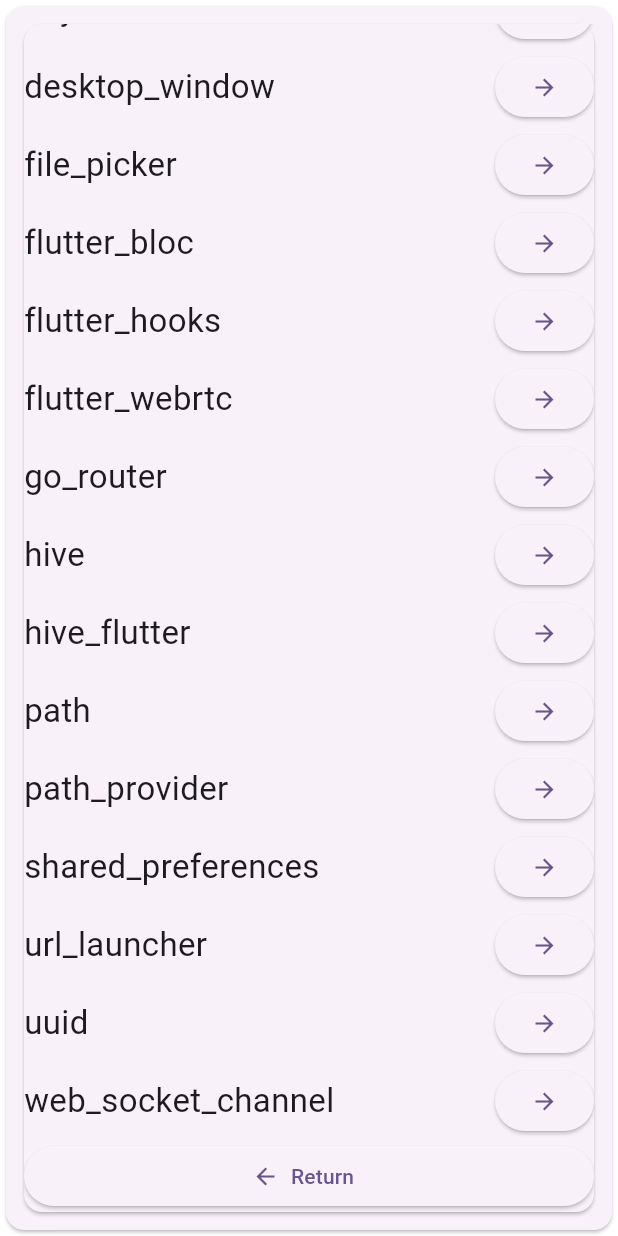
After one commit to Metal666-NAU/data_yeeter_flutter, a Flutter app: the CreditsPage screen opened by its route, scrolled down 248 dp, after a tap on the "arrow forward" icon, on a phone screen of 412 x 824 dp. The commit adds this screen. Run offline on Flutter 3.47's test engine with Material 2 defaults, Android fonts, the light colour scheme and no system bars; our stand-ins replace file_picker, flutter_bloc, flutter_hooks, go_router, hive, hive_flutter and 1 more; missing offline and left inert: desktop_window, flutter_webrtc; accounts and stored records are empty.

Commit message:
Added Credits page, cleaned up

```diff
--- a/lib/main.dart
+++ b/lib/main.dart
@@ -11,6 +11,7 @@ import 'bloc/root/home/bloc.dart' as home_bloc;
 import 'bloc/root/home/events.dart' as home_events;
 import 'data/fileshare_repository.dart';
 import 'data/friends_repository.dart';
+import 'pages/credits.dart';
 import 'pages/home.dart';
 import 'pages/startup.dart';
 
@@ -43,6 +44,10 @@ void main() async {
             child: const HomePage(),
           ),
         ),
+      ),
+      GoRoute(
+        path: '/credits',
+        builder: (final context, final state) => const CreditsPage(),
       ),
     ],
   );
--- /dev/null
+++ b/lib/pages/credits.dart
@@ -0,0 +1,96 @@
+import 'dart:ui';
+
+import 'package:flutter/material.dart';
+import 'package:go_router/go_router.dart';
+import 'package:url_launcher/url_launcher.dart';
+
+class CreditsPage extends StatelessWidget {
+  const CreditsPage({super.key});
+
+  @override
+  Widget build(final BuildContext context) => Card(
+        child: Card(
+          margin: const EdgeInsets.all(12),
+          child: SingleChildScrollView(
+            child: Column(
+              mainAxisSize: MainAxisSize.min,
+              crossAxisAlignment: CrossAxisAlignment.stretch,
+              children: [
+                bigText('project home'),
+                link(
+                  'data_yeeter_flutter',
+                  'https://github.com/Metal666-NAU/data_yeeter_flutter',
+                ),
+                link(
+                  'data-yeeter-server',
+                  'https://github.com/Metal666-NAU/data-yeeter-server',
+                ),
+                separator(),
+                bigText('used libraries'),
+                ...[
+                  'async',
+                  'desktop_window',
+                  'file_picker',
+                  'flutter_bloc',
+                  'flutter_hooks',
+                  'flutter_webrtc',
+                  'go_router',
+                  'hive',
+                  'hive_flutter',
+                  'path',
+                  'path_provider',
+                  'shared_preferences',
+                  'url_launcher',
+                  'uuid',
+                  'web_socket_channel',
+                ].map((final dependency) => link(dependency)),
+                ElevatedButton.icon(
+                  onPressed: () => context.go('/home'),
+                  icon: const Icon(Icons.arrow_back),
+                  label: const Text('Return'),
+                )
+              ],
+            ),
+          ),
+        ),
+      );
+
+  Widget bigText(final String text) => Text(
+        text,
+        textAlign: TextAlign.center,
+        style: const TextStyle(
+          fontSize: 36,
+          fontFeatures: [FontFeature.enable('smcp')],
+        ),
+      );
+
+  Widget link(
+    final String name, [
+    final String? url,
+  ]) =>
+      Padding(
+        padding: const EdgeInsets.symmetric(
+          vertical: 2,
+          horizontal: 0,
+        ),
+        child: Row(
+          children: [
+            Expanded(
+              child: Text(
+                name,
+                style: const TextStyle(fontSize: 22),
+              ),
+            ),
+            ElevatedButton(
+              onPressed: () async => await launchUrl(
+                Uri.parse(url ?? 'https://pub.dev/packages/$name'),
+                mode: LaunchMode.externalApplication,
+              ),
+              child: const Icon(Icons.arrow_forward),
+            ),
+          ],
+        ),
+      );
+
+  Widget separator() => const SizedBox(height: 6);
+}
--- a/lib/pages/home.dart
+++ b/lib/pages/home.dart
@@ -1,6 +1,7 @@
 import 'package:flutter/material.dart';
 import 'package:flutter_bloc/flutter_bloc.dart';
 import 'package:flutter_hooks/flutter_hooks.dart';
+import 'package:go_router/go_router.dart';
 
 import '../bloc/root/home/bloc.dart';
 import '../bloc/root/home/events.dart';
@@ -444,6 +445,11 @@ class HomePage extends HookWidget {
                 context.read<HomeBloc>().add(SetServerAddress(value)),
             () => context.read<HomeBloc>().add(const SaveServerAddress()),
           ),
+          ElevatedButton.icon(
+            onPressed: () => context.go('/credits'),
+            icon: const Icon(Icons.info),
+            label: const Text('Credits'),
+          ),
         ],
       );
 
```
Also changed, not shown: lib/data/networking.dart (deleted, +0 -56 lines), pubspec.yaml (+2 -8 lines), pubspec.lock, 9 other files.
